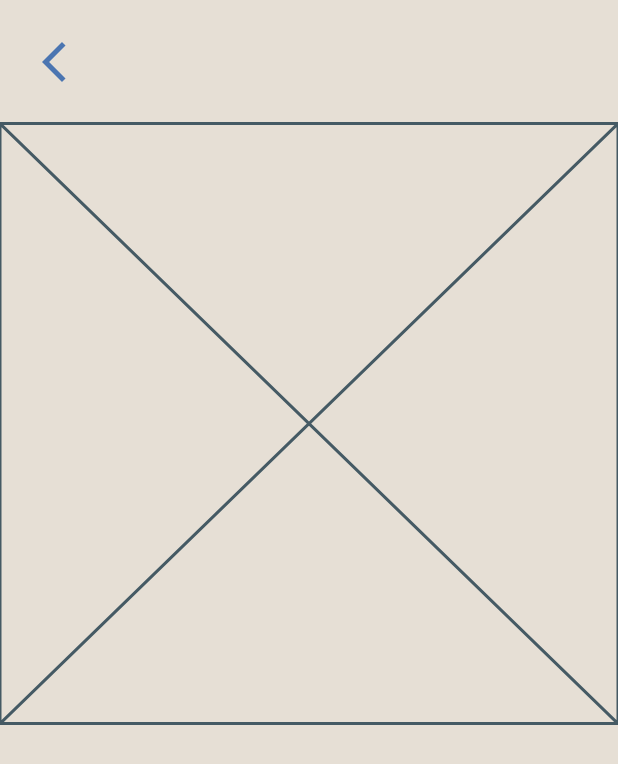
After one commit to denissavishchev/for_children, a Flutter app: the HistoryScreen screen opened directly, on a phone screen of 412 x 824 dp. The commit adds this screen. Shown: the top 764 px of the screen. Run offline on Flutter 3.47's test engine with Material 3 defaults, Android fonts, the phone set to English and light mode, and no system bars; our stand-ins replace cloud_firestore, easy_localization, firebase_auth, firebase_core, firebase_storage, flutter_rating_bar and 5 more; missing offline and left inert: country_flags; accounts and stored records are empty.

Commit message:
history page start

```diff
--- /dev/null
+++ b/lib/screens/history_screen.dart
@@ -0,0 +1,54 @@
+import 'package:flutter/material.dart';
+import 'package:for_children/screens/parent_screens/main_parent_screen.dart';
+import 'package:provider/provider.dart';
+import '../constants.dart';
+import '../providers/parent_provider.dart';
+import '../widgets/history_tiles_list_widget.dart';
+import 'kid_screens/main_kid_screen.dart';
+
+class HistoryScreen extends StatelessWidget {
+  const HistoryScreen({super.key});
+
+  @override
+  Widget build(BuildContext context) {
+    Size size = MediaQuery.sizeOf(context);
+    return Scaffold(
+      resizeToAvoidBottomInset: true,
+      backgroundColor: kGrey,
+      body: SafeArea(
+          child: Consumer<ParentProvider>(
+            builder: (context, data, _){
+              return SingleChildScrollView(
+                child: Column(
+                  children: [
+                    Container(
+                      margin: const EdgeInsets.symmetric(horizontal: 12),
+                      height: size.height * 0.1,
+                      child: Row(
+                        children: [
+                          IconButton(
+                              onPressed: () =>
+                                  Navigator.pushReplacement(context,
+                                      MaterialPageRoute(builder: (context) =>
+                                      data.role == 'parent'
+                                          ? const MainParentScreen()
+                                          : const MainKidScreen())),
+                              icon: const Icon(
+                                Icons.arrow_back_ios_new,
+                                color: kBlue,
+                                size: 32,
+                              )),
+                          const Spacer(),
+                        ],
+                      ),
+                    ),
+                    const HistoryTilesListWidget()
+                  ],
+                ),
+              );
+            },
+          )
+      ),
+    );
+  }
+}
--- /dev/null
+++ b/lib/widgets/history_tiles_list_widget.dart
@@ -0,0 +1,10 @@
+import 'package:flutter/material.dart';
+
+class HistoryTilesListWidget extends StatelessWidget {
+  const HistoryTilesListWidget({super.key});
+
+  @override
+  Widget build(BuildContext context) {
+    return const Placeholder();
+  }
+}
--- a/lib/widgets/kid_tiles_list_widget.dart
+++ b/lib/widgets/kid_tiles_list_widget.dart
@@ -48,7 +48,6 @@ class _KidTilesListWidgetState extends State<KidTilesListWidget> {
                                     MaterialPageRoute(builder: (context) =>
                                         DescriptionScreen(index: index, snapshot: snapshot)));
                               },
-                              onLongPress: () => data.deleteTask(snapshot, index, context),
                               child: BasicContainerWidget(
                                 snapshot: snapshot,
                                 index: index,
--- a/lib/widgets/parent_tiles_list_widget.dart
+++ b/lib/widgets/parent_tiles_list_widget.dart
@@ -48,7 +48,6 @@ class _ParentTilesListWidgetState extends State<ParentTilesListWidget> {
                                     MaterialPageRoute(builder: (context) =>
                                         DescriptionScreen(index: index, snapshot: snapshot)));
                               },
-                              onLongPress: () => data.deleteTask(snapshot, index, context),
                               child: BasicContainerWidget(
                                 snapshot: snapshot,
                                 index: index,
```
Also changed, not shown: lib/providers/parent_provider.dart (+68 -1 lines), lib/screens/description_screen.dart (+17 -2 lines), lib/screens/parent_screens/main_parent_screen.dart (+10 -0 lines).
